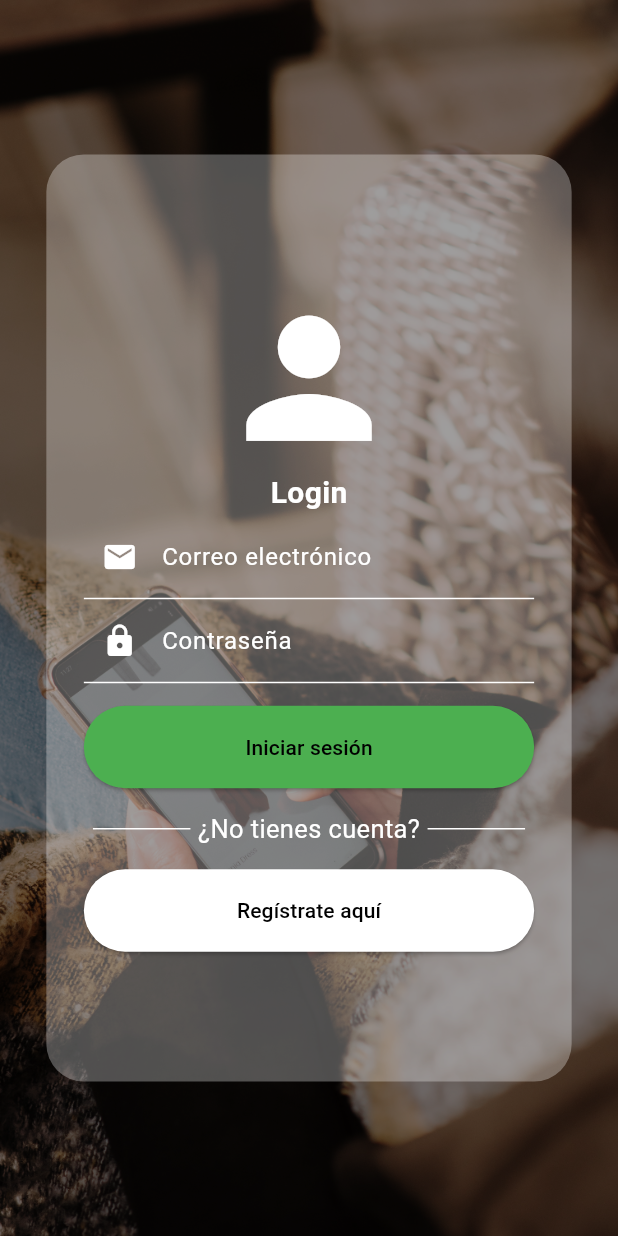
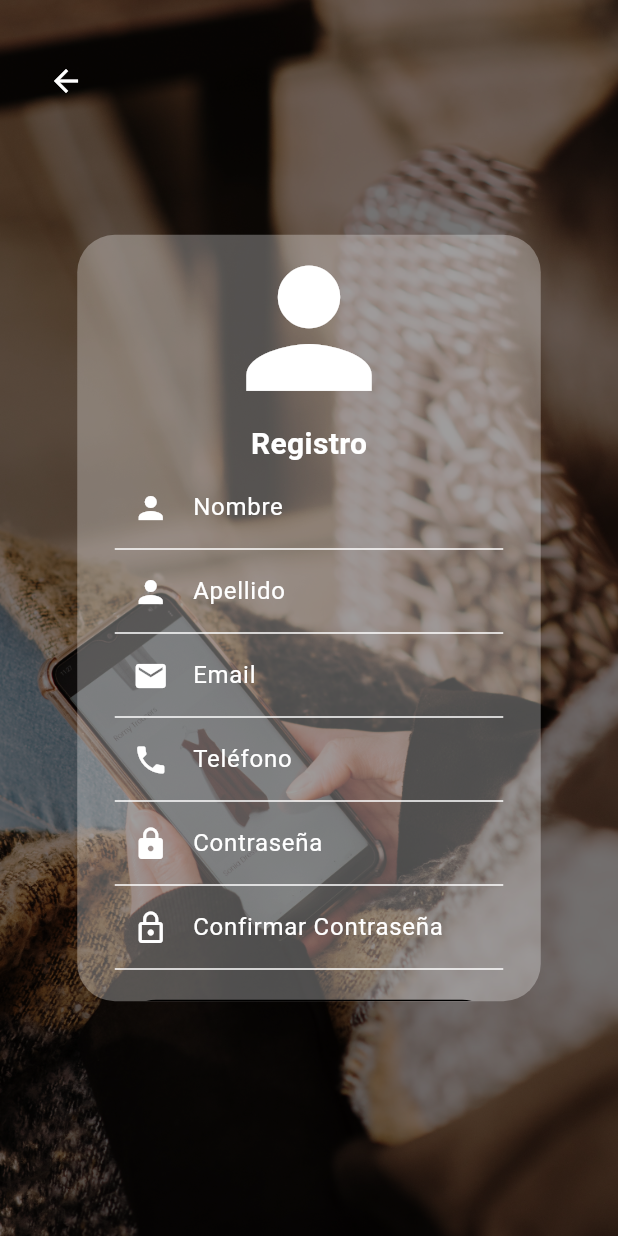
Before and after one commit to roswer13/store-app, a Flutter app: the screen it shows after launch, after a tap on "Regístrate aquí", on a phone screen of 412 x 824 dp. Run offline on Flutter 3.47's test engine with Material 3 defaults, Android fonts, the phone set to English and light mode, and no system bars.

Commit message:
feat: Register page and widgets

```diff
--- a/lib/main.dart
+++ b/lib/main.dart
@@ -1,5 +1,6 @@
 import 'package:flutter/material.dart';
 import 'package:store_app/src/presentation/pages/auth/login/LoginPage.dart';
+import 'package:store_app/src/presentation/pages/auth/register/RegisterPage.dart';
 
 void main() {
   runApp(const MyApp());
@@ -17,7 +18,10 @@ class MyApp extends StatelessWidget {
         colorScheme: ColorScheme.fromSeed(seedColor: Colors.deepPurple),
       ),
       initialRoute: 'login',
-      routes: {'login': (context) => const LoginPage()},
+      routes: {
+        'login': (context) => const LoginPage(),
+        'register': (context) => const RegisterPage(),
+      },
     );
   }
 }
--- a/lib/src/presentation/pages/auth/login/LoginPage.dart
+++ b/lib/src/presentation/pages/auth/login/LoginPage.dart
@@ -1,4 +1,5 @@
 import 'package:flutter/material.dart';
+import 'package:store_app/src/presentation/widgets/DefaultTextField.dart';
 
 class LoginPage extends StatelessWidget {
   const LoginPage({super.key});
@@ -41,39 +42,23 @@ class LoginPage extends StatelessWidget {
                   ),
                   Container(
                     margin: EdgeInsets.symmetric(horizontal: 25),
-                    child: TextField(
-                      decoration: InputDecoration(
-                        label: Text(
-                          'Correo electrónico',
-                          style: TextStyle(color: Colors.white),
-                        ),
-                        enabledBorder: UnderlineInputBorder(
-                          borderSide: BorderSide(color: Colors.white),
-                        ),
-                        focusedBorder: UnderlineInputBorder(
-                          borderSide: BorderSide(color: Colors.white),
-                        ),
-                        prefixIcon: Icon(Icons.email, color: Colors.white),
-                      ),
+                    child: DefaultTextfield(
+                      label: 'Correo electrónico',
+                      icon: Icons.email,
+                      onChanged: (text) {
+                        print("Email: $text");
+                      },
                     ),
                   ),
                   Container(
                     margin: EdgeInsets.symmetric(horizontal: 25),
-                    child: TextField(
+                    child: DefaultTextfield(
+                      label: 'Contraseña',
+                      icon: Icons.lock,
                       obscureText: true,
-                      decoration: InputDecoration(
-                        label: Text(
-                          'Contraseña',
-                          style: TextStyle(color: Colors.white),
-                        ),
-                        enabledBorder: UnderlineInputBorder(
-                          borderSide: BorderSide(color: Colors.white),
-                        ),
-                        focusedBorder: UnderlineInputBorder(
-                          borderSide: BorderSide(color: Colors.white),
-                        ),
-                        prefixIcon: Icon(Icons.lock, color: Colors.white),
-                      ),
+                      onChanged: (text) {
+                        print("Password: $text");
+                      },
                     ),
                   ),
 
@@ -125,7 +110,9 @@ class LoginPage extends StatelessWidget {
                     height: 55,
                     margin: EdgeInsets.only(left: 25, right: 25, top: 15),
                     child: ElevatedButton(
-                      onPressed: () {},
+                      onPressed: () {
+                        Navigator.pushNamed(context, 'register');
+                      },
                       style: ElevatedButton.styleFrom(
                         backgroundColor: Colors.white,
                       ),
--- /dev/null
+++ b/lib/src/presentation/pages/auth/register/RegisterPage.dart
@@ -0,0 +1,136 @@
+import 'package:flutter/material.dart';
+import 'package:store_app/src/presentation/widgets/DefaultButton.dart';
+import 'package:store_app/src/presentation/widgets/DefaultIconBack.dart';
+import 'package:store_app/src/presentation/widgets/DefaultTextField.dart';
+
+class RegisterPage extends StatelessWidget {
+  const RegisterPage({super.key});
+
+  @override
+  Widget build(BuildContext context) {
+    return Scaffold(
+      body: Center(
+        child: Container(
+          height: MediaQuery.of(context).size.height,
+          width: MediaQuery.of(context).size.width,
+          child: Stack(
+            alignment: Alignment.center,
+            children: [
+              Image.asset(
+                'assets/img/background1.jpg',
+                width: double.infinity,
+                height: double.infinity,
+                fit: BoxFit.cover,
+                color: Colors.black54,
+                colorBlendMode: BlendMode.darken,
+              ),
+
+              DefaultIconBack(left: 20, top: 30),
+
+              Container(
+                height: MediaQuery.of(context).size.height * 0.62,
+                width: MediaQuery.of(context).size.width * 0.75,
+                decoration: BoxDecoration(
+                  color: Color.fromRGBO(255, 255, 255, 0.3),
+                  borderRadius: BorderRadius.circular(25),
+                ),
+                child: SingleChildScrollView(
+                  child: Column(
+                    children: [
+                      Icon(Icons.person, size: 125, color: Colors.white),
+                      Text(
+                        'Registro',
+                        style: TextStyle(
+                          fontSize: 20,
+                          fontWeight: FontWeight.bold,
+                          color: Colors.white,
+                        ),
+                      ),
+
+                      Container(
+                        margin: EdgeInsets.symmetric(horizontal: 25),
+                        child: DefaultTextfield(
+                          label: 'Nombre',
+                          icon: Icons.person,
+                          onChanged: (text) {
+                            print("Nombre: $text");
+                          },
+                        ),
+                      ),
+
+                      Container(
+                        margin: EdgeInsets.symmetric(horizontal: 25),
+                        child: DefaultTextfield(
+                          label: 'Apellido',
+                          icon: Icons.person,
+                          onChanged: (text) {
+                            print("Apellido: $text");
+                          },
+                        ),
+                      ),
+
+                      Container(
+                        margin: EdgeInsets.symmetric(horizontal: 25),
+                        child: DefaultTextfield(
+                          label: 'Email',
+                          icon: Icons.email,
+                          onChanged: (text) {
+                            print("Email: $text");
+                          },
+                        ),
+                      ),
+
+                      Container(
+                        margin: EdgeInsets.symmetric(horizontal: 25),
+                        child: DefaultTextfield(
+                          label: 'Teléfono',
+                          icon: Icons.phone,
+                          onChanged: (text) {
+                            print("Teléfono: $text");
+                          },
+                        ),
+                      ),
+
+                      Container(
+                        margin: EdgeInsets.symmetric(horizontal: 25),
+                        child: DefaultTextfield(
+                          label: 'Contraseña',
+                          icon: Icons.lock,
+                          onChanged: (text) {
+                            print("Contraseña: $text");
+                          },
+                        ),
+                      ),
+
+                      Container(
+                        margin: EdgeInsets.symmetric(horizontal: 25),
+                        child: DefaultTextfield(
+                          label: 'Confirmar Contraseña',
+                          icon: Icons.lock_outline,
+                          onChanged: (text) {
+                            print("Confirmar Contraseña: $text");
+                          },
+                        ),
+                      ),
+
+                      Container(
+                        margin: EdgeInsets.symmetric(
+                          horizontal: 25,
+                          vertical: 20,
+                        ),
+                        child: DefaultButton(
+                          label: 'Registrarse',
+                          onPressed: () {},
+                        ),
+                      ),
+                    ],
+                  ),
+                ),
+              ),
+            ],
+          ),
+        ),
+      ),
+    );
+  }
+}
--- /dev/null
+++ b/lib/src/presentation/widgets/DefaultButton.dart
@@ -0,0 +1,27 @@
+import 'package:flutter/material.dart';
+
+class DefaultButton extends StatelessWidget {
+  String label;
+  Function() onPressed;
+  Color color;
+
+  DefaultButton({
+    super.key,
+    required this.label,
+    required this.onPressed,
+    this.color = Colors.black,
+  });
+
+  @override
+  Widget build(BuildContext context) {
+    return Container(
+      width: MediaQuery.of(context).size.width * 0.85,
+      height: 55,
+      child: ElevatedButton(
+        onPressed: onPressed,
+        style: ElevatedButton.styleFrom(backgroundColor: color),
+        child: Text(label, style: TextStyle(color: Colors.white)),
+      ),
+    );
+  }
+}
--- /dev/null
+++ b/lib/src/presentation/widgets/DefaultIconBack.dart
@@ -0,0 +1,22 @@
+import 'package:flutter/material.dart';
+
+class DefaultIconBack extends StatelessWidget {
+  double left;
+  double top;
+
+  DefaultIconBack({super.key, this.left = 20, this.top = 30});
+
+  @override
+  Widget build(BuildContext context) {
+    return Container(
+      alignment: Alignment.topLeft,
+      margin: EdgeInsets.only(top: top, left: left),
+      child: IconButton(
+        onPressed: () {
+          Navigator.pop(context);
+        },
+        icon: Icon(Icons.arrow_back, color: Colors.white),
+      ),
+    );
+  }
+}
--- /dev/null
+++ b/lib/src/presentation/widgets/DefaultTextField.dart
@@ -0,0 +1,35 @@
+import 'package:flutter/material.dart';
+
+class DefaultTextfield extends StatelessWidget {
+  String label;
+  IconData icon;
+  Function(String text) onChanged;
+  bool obscureText;
+
+  DefaultTextfield({
+    super.key,
+    required this.label,
+    required this.icon,
+    required this.onChanged,
+    this.obscureText = false,
+  });
+
+  @override
+  Widget build(BuildContext context) {
+    return TextField(
+      obscureText: obscureText,
+      decoration: InputDecoration(
+        label: Text(label, style: TextStyle(color: Colors.white)),
+        enabledBorder: UnderlineInputBorder(
+          borderSide: BorderSide(color: Colors.white),
+        ),
+        focusedBorder: UnderlineInputBorder(
+          borderSide: BorderSide(color: Colors.white),
+        ),
+        prefixIcon: Icon(icon, color: Colors.white),
+      ),
+      style: TextStyle(color: Colors.white),
+      onChanged: onChanged,
+    );
+  }
+}
```
